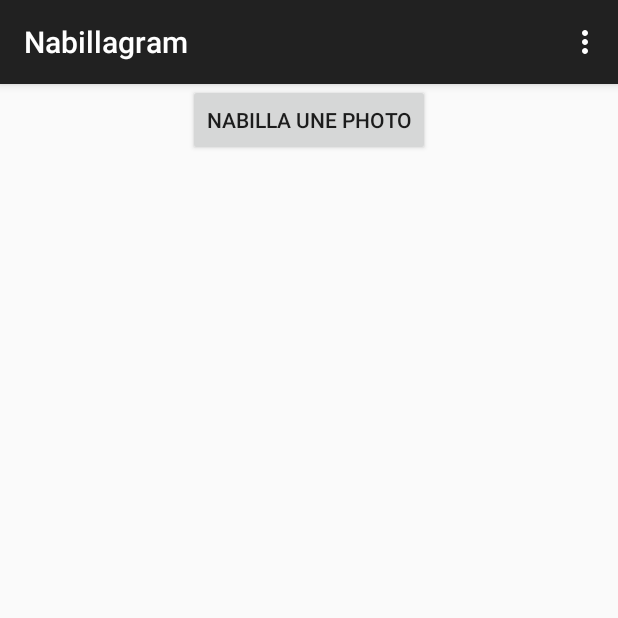
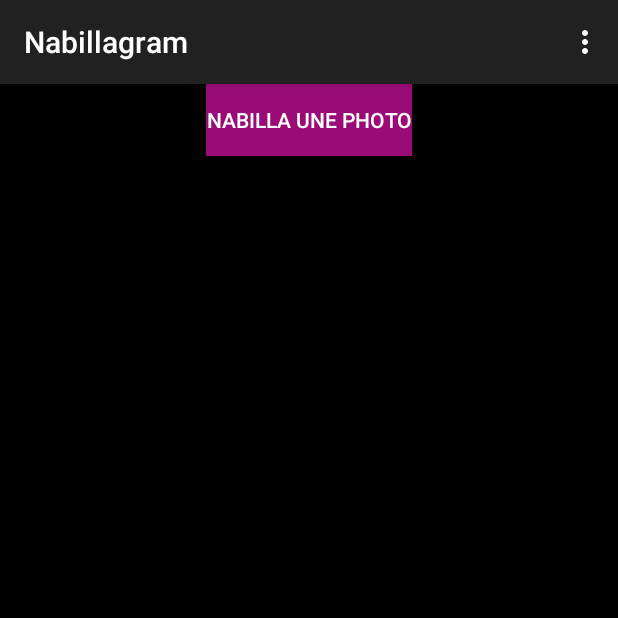
Before and after one commit to NicolasGRAU/Nabillagram, an Android app: the screen it shows after launch (MainActivity), on a phone screen of 412 x 824 dp, the top half of it. Run offline under Robolectric (Android 15) with nearby library versions, the light colour scheme and no system bars.

Commit message:
Initial commit

```diff
--- a/app/src/main/res/layout/activity_intent_camera.xml
+++ b/app/src/main/res/layout/activity_intent_camera.xml
@@ -4,14 +4,17 @@
     android:layout_width="match_parent"
     android:layout_height="match_parent"
     tools:context="com.arema.app.IntentCameraActivity"
-    tools:ignore="MergeRootFrame" >
+    tools:ignore="MergeRootFrame"
+    android:background="#000000">
     <Button
         android:id="@+id/intentCameraCapture"
         android:layout_width="wrap_content"
         android:layout_height="wrap_content"
         android:text="@string/action_intent_camera"
         android:layout_alignParentTop="true"
-        android:layout_centerHorizontal="true" />
+        android:layout_centerHorizontal="true"
+        android:textColor="#ffffff"
+        android:background="#9a0b77" />
     <ImageView
         android:id="@+id/intentCameraPreview"
         android:layout_width="fill_parent"
```
